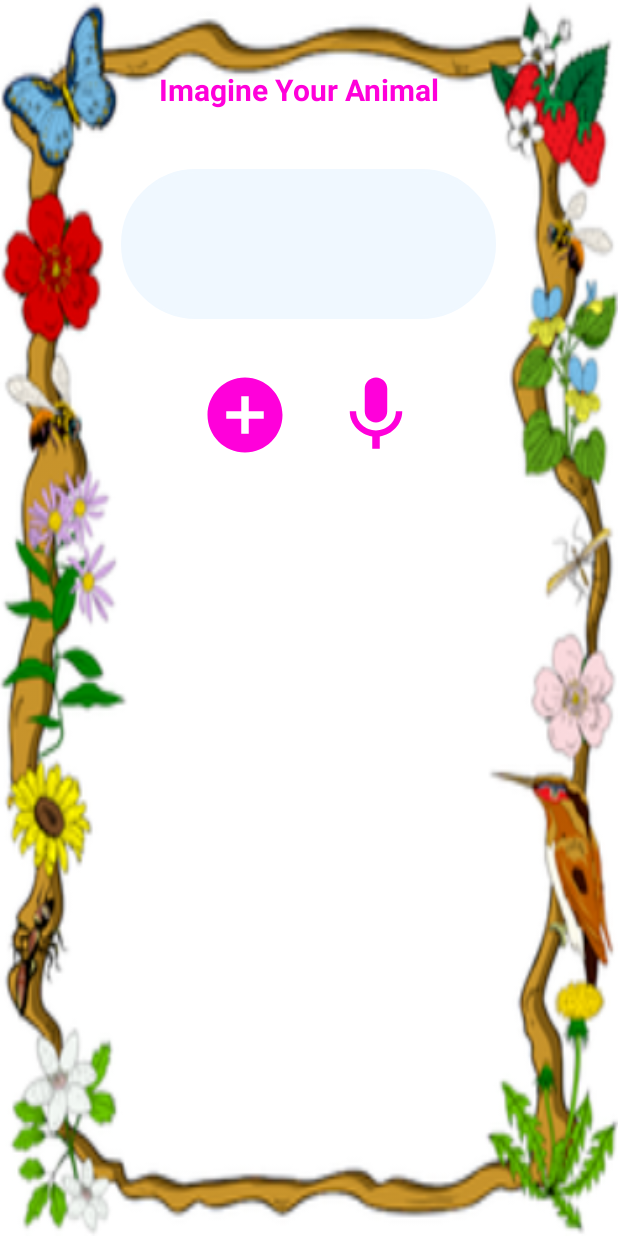
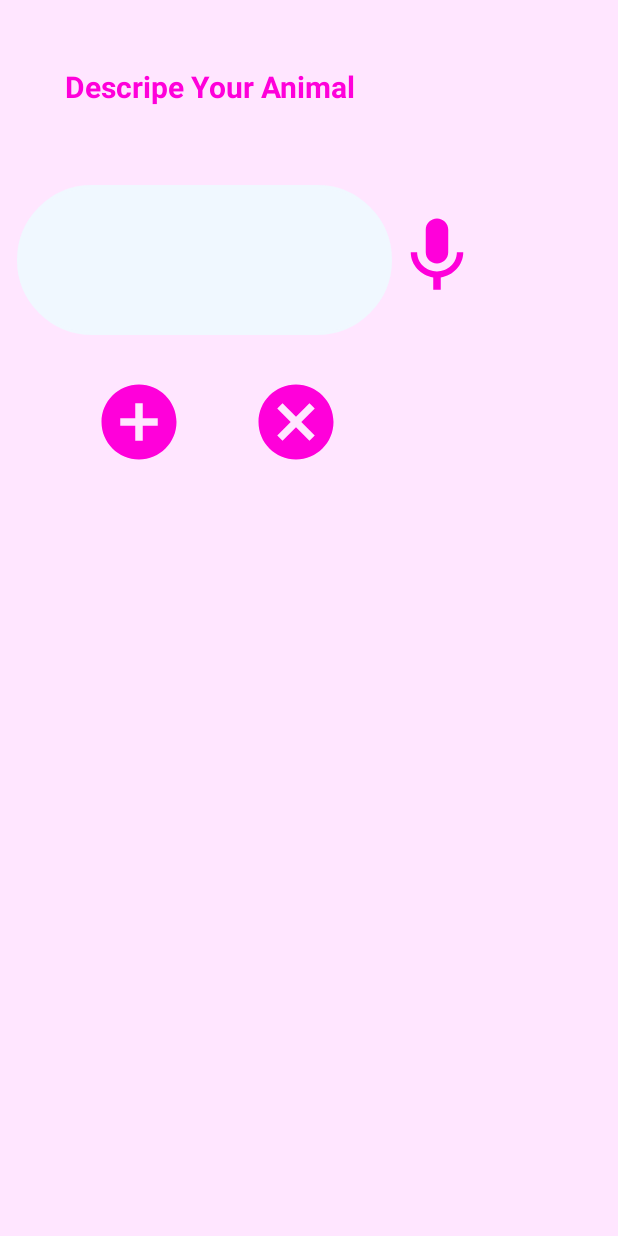
Before and after one commit to AliaaOthman95/Graduation-Project, an Android app: the layout dialog.xml on its own in the app's theme, with its tools: preview values and no code run, on a phone screen of 412 x 824 dp. Run offline under Robolectric (Android 15) with nearby library versions, the phone set to English and light mode, and no system bars.

Commit message:
dialog_cancel_button

```diff
--- a/app/src/main/java/eg/alexu/eng/mobdev/gradprojdemo/controller/SceneCreator.java
+++ b/app/src/main/java/eg/alexu/eng/mobdev/gradprojdemo/controller/SceneCreator.java
@@ -49,7 +49,6 @@ public class SceneCreator extends AppCompatActivity {
         setContentView(R.layout.activity_scene_creator);
         getSupportActionBar().getDisplayOptions();
 
-
         createNewEntity();
     }
 
@@ -62,6 +61,13 @@ public class SceneCreator extends AppCompatActivity {
     }
     @Override
     public boolean onOptionsItemSelected(MenuItem item) {
+
+        switch (item.getItemId()) {
+            case R.id.save_story:
+                // save story
+                return true;
+
+        }
 
 
         return true;
@@ -97,8 +103,10 @@ public class SceneCreator extends AppCompatActivity {
             @Override
             public void onClick(View v) {
                 // get entity from server
-                showEntity(entity_desception.getText().toString());
-                dialog.dismiss();
+                if(!entity_desception.getText().toString().isEmpty()){
+                    showEntity(entity_desception.getText().toString().toLowerCase());
+                    dialog.dismiss();
+                }
             }
 
         });
@@ -115,6 +123,14 @@ public class SceneCreator extends AppCompatActivity {
                 }catch (ActivityNotFoundException a){
                     Toast.makeText(getApplicationContext(),"Speech Intent problem",Toast.LENGTH_SHORT).show();
                 }
+            }
+        });
+
+        Button cancel = (Button) mview.findViewById(R.id.cancel);
+        cancel.setOnClickListener(new View.OnClickListener() {
+            @Override
+            public void onClick(View v) {
+                dialog.dismiss();
             }
         });
 
--- /dev/null
+++ b/app/src/main/res/drawable/ic_cancel_black_24dp.xml
@@ -0,0 +1,9 @@
+<vector xmlns:android="http://schemas.android.com/apk/res/android"
+        android:width="24dp"
+        android:height="24dp"
+        android:viewportWidth="24.0"
+        android:viewportHeight="24.0">
+    <path
+        android:fillColor="#FF00DA"
+        android:pathData="M12,2C6.47,2 2,6.47 2,12s4.47,10 10,10 10,-4.47 10,-10S17.53,2 12,2zM17,15.59L15.59,17 12,13.41 8.41,17 7,15.59 10.59,12 7,8.41 8.41,7 12,10.59 15.59,7 17,8.41 13.41,12 17,15.59z"/>
+</vector>
--- a/app/src/main/res/layout/activity_scene_creator.xml
+++ b/app/src/main/res/layout/activity_scene_creator.xml
@@ -25,7 +25,7 @@
         android:layout_width="match_parent"
         android:layout_height="match_parent"
         android:layout_alignParentStart="true"
-        android:background="@drawable/garden">
+        android:background="@drawable/bacground2">
 
 
 
--- a/app/src/main/res/layout/dialog.xml
+++ b/app/src/main/res/layout/dialog.xml
@@ -4,7 +4,7 @@
     xmlns:tools="http://schemas.android.com/tools"
     android:layout_width="match_parent"
     android:layout_height="match_parent"
-    android:background="@drawable/background"
+    android:background="#ffe6ff"
     tools:context="eg.alexu.eng.mobdev.gradprojdemo.controller.SceneCreator">
 
 
@@ -12,9 +12,10 @@
         android:id="@+id/text"
         android:layout_width="250dp"
         android:layout_height="100dp"
+        android:layout_alignParentStart="true"
         android:layout_below="@+id/textView2"
-        android:layout_centerHorizontal="true"
-        android:layout_marginTop="39dp"
+        android:layout_marginStart="11dp"
+        android:layout_marginTop="52dp"
         android:background="@drawable/button_rounded_border"
         android:backgroundTint="#F0F8FF"
         android:inputType="textCapSentences|textAutoCorrect" />
@@ -23,10 +24,11 @@
         android:id="@+id/textView2"
         android:layout_width="200dp"
         android:layout_height="wrap_content"
+        android:layout_alignEnd="@+id/text"
         android:layout_alignParentTop="true"
-        android:layout_centerHorizontal="true"
-        android:layout_marginTop="46dp"
-        android:text="Imagine Your Animal"
+        android:layout_marginEnd="18dp"
+        android:layout_marginTop="44dp"
+        android:text="Descripe Your Animal"
         android:textColor="#FF00DA"
         android:textSize="20dp"
         android:textStyle="bold" />
@@ -35,23 +37,32 @@
         android:id="@+id/ok"
         android:layout_width="60dp"
         android:layout_height="60dp"
+        android:layout_alignStart="@+id/textView2"
+        android:layout_alignTop="@+id/cancel"
+        android:layout_marginStart="19dp"
+        android:layout_marginBottom="28dp"
+        android:background="@drawable/ic_add_circle_black_24dp"
+        android:textColor="#ffff" />
+
+    <Button
+        android:id="@+id/cancel"
+        android:layout_width="60dp"
+        android:layout_height="60dp"
+        android:layout_alignEnd="@+id/textView2"
         android:layout_below="@+id/text"
-        android:layout_marginEnd="27dp"
-        android:layout_marginTop="34dp"
-        android:layout_marginBottom="20dp"
-        android:layout_toStartOf="@+id/speech"
-        android:background="@drawable/ic_add_circle_black_24dp"
-        android:backgroundTint="#FF00DA"
+        android:layout_marginEnd="16dp"
+        android:layout_marginTop="28dp"
+        android:layout_marginBottom="28dp"
+        android:background="@drawable/ic_cancel_black_24dp"
         android:textColor="#ffff" />
 
     <ImageButton
         android:id="@+id/speech"
         android:layout_width="60dp"
         android:layout_height="60dp"
-        android:layout_alignEnd="@+id/textView2"
-        android:layout_alignTop="@+id/ok"
-        android:layout_marginEnd="25dp"
-        android:layout_marginBottom="20dp"
+        android:layout_alignTop="@+id/text"
+        android:layout_marginTop="17dp"
+        android:layout_toEndOf="@+id/text"
         android:background="@drawable/ic_mic_black_24dp"
         android:textColor="#ffff" />
 
```
Also changed, not shown: app/src/main/res/drawable/bacground2.jpg (added), app/src/main/res/drawable/background.png (deleted), app/src/main/res/drawable/bird.png (added), app/src/main/res/drawable/elephant.png (added), app/src/main/res/drawable/giraffe.png (added).
